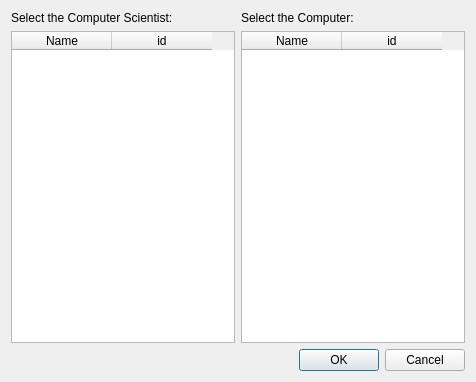
Qt form UI/addrelations.ui (JonOrnBrynjarsson/vN1w3H51) before a commit.
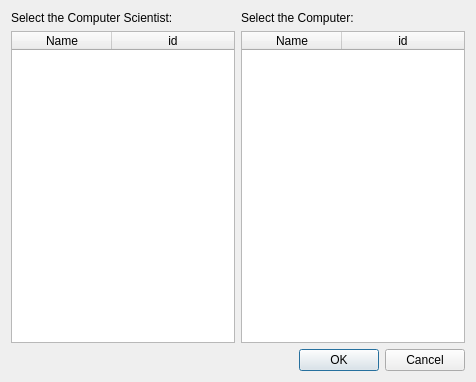
The same form after that commit.

Patch:
```diff
--- a/UI/addrelations.ui
+++ b/UI/addrelations.ui
@@ -40,6 +40,12 @@
    </item>
    <item row="1" column="0">
     <widget class="QTableWidget" name="tableWidget_chooseScientist">
+     <property name="editTriggers">
+      <set>QAbstractItemView::NoEditTriggers</set>
+     </property>
+     <attribute name="horizontalHeaderStretchLastSection">
+      <bool>true</bool>
+     </attribute>
      <column>
       <property name="text">
        <string>Name</string>
@@ -54,6 +60,12 @@
    </item>
    <item row="1" column="1">
     <widget class="QTableWidget" name="tableWidget_chooseComputer">
+     <property name="editTriggers">
+      <set>QAbstractItemView::NoEditTriggers</set>
+     </property>
+     <attribute name="horizontalHeaderStretchLastSection">
+      <bool>true</bool>
+     </attribute>
      <column>
       <property name="text">
        <string>Name</string>
```
